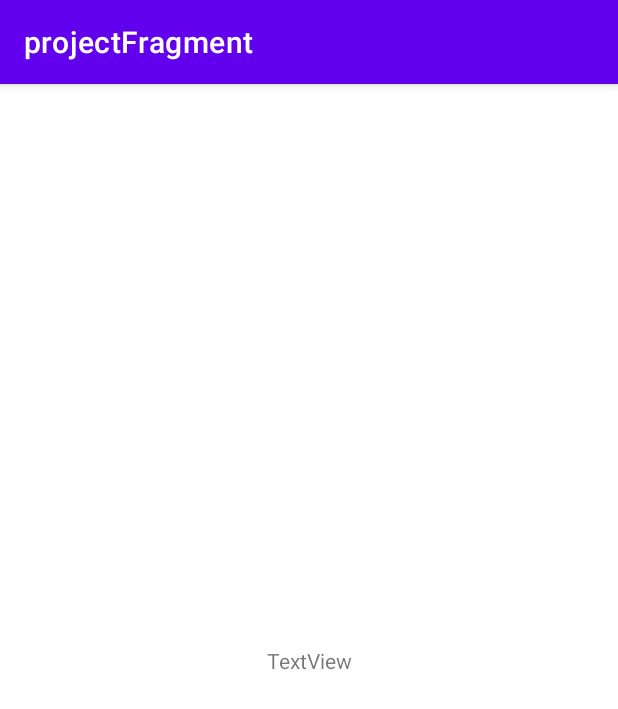
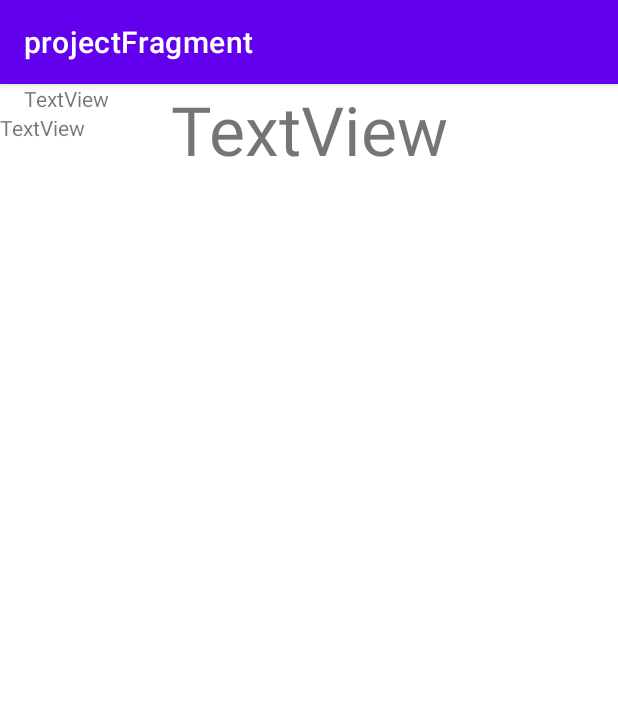
Before and after one commit to singard/EtrianWiki, an Android app: the JobDetailActivity screen opened directly, with no data from a screen before it, on a phone screen of 412 x 824 dp. Shown: the top 709 px of the screen. Run offline under Robolectric (Android 15) with nearby library versions, the phone set to English and light mode, and no system bars; 1 statement that could not run was skipped.

Commit message:
detaill design base

```diff
--- a/app/src/main/java/com/ynov/projectfragment/JobDetailActivity.kt
+++ b/app/src/main/java/com/ynov/projectfragment/JobDetailActivity.kt
@@ -2,16 +2,43 @@ package com.ynov.projectfragment
 
 import android.os.Bundle
 import android.util.Log
+import android.view.View
+import android.widget.TextView
 import androidx.appcompat.app.AppCompatActivity
+import com.ynov.projectfragment.model.CharacterClass
 
 class JobDetailActivity : AppCompatActivity(){
+    private lateinit var textViewName: TextView
+    private lateinit var textViewProfile: TextView
+    private lateinit var textViewStrengths: TextView
 
     override fun onCreate(savedInstanceState: Bundle?) {
         super.onCreate(savedInstanceState)
         setContentView(R.layout.activity_job_detail)
 
+        textViewName = findViewById(R.id.textViewName)
+        textViewProfile = findViewById(R.id.textViewProfil)
+        textViewStrengths = findViewById(R.id.textViewStrengths)
+
         val characterClass = intent.getSerializableExtra("characterClass")
         Log.i("test",characterClass.toString())
+
+        if (characterClass is CharacterClass) {
+            val characterClass = characterClass
+
+            textViewName.text = characterClass.name
+            textViewProfile.text = characterClass.profile
+            textViewStrengths.text = characterClass.strengths
+
+        } else {
+            Log.w("test","not characterClass object")
+        }
+
+
+
+
+
+
 
 
 
--- a/app/src/main/res/layout/activity_job_detail.xml
+++ b/app/src/main/res/layout/activity_job_detail.xml
@@ -5,13 +5,36 @@
     android:layout_width="match_parent"
     android:layout_height="match_parent">
 
+
+
     <TextView
         android:id="@+id/textViewName"
         android:layout_width="wrap_content"
         android:layout_height="wrap_content"
         android:text="TextView"
-        app:layout_constraintBottom_toBottomOf="parent"
+        android:textSize="45sp"
         app:layout_constraintEnd_toEndOf="parent"
         app:layout_constraintStart_toStartOf="parent"
-        app:layout_constraintTop_toTopOf="parent" />
+        tools:layout_editor_absoluteY="4dp" />
+
+    <TextView
+        android:id="@+id/textViewProfil"
+        android:layout_width="wrap_content"
+        android:layout_height="wrap_content"
+        android:text="TextView"
+        app:layout_constraintEnd_toEndOf="parent"
+        app:layout_constraintHorizontal_bias="0.045"
+        app:layout_constraintStart_toStartOf="parent"
+        tools:layout_editor_absoluteY="94dp" />
+
+    <TextView
+        android:id="@+id/textViewStrengths"
+        android:layout_width="wrap_content"
+        android:layout_height="wrap_content"
+        android:text="TextView"
+        app:layout_constraintBottom_toBottomOf="parent"
+        app:layout_constraintTop_toBottomOf="@+id/textViewProfil"
+        app:layout_constraintVertical_bias="0.0"
+        tools:layout_editor_absoluteX="16dp" />
+
 </androidx.constraintlayout.widget.ConstraintLayout>
```
Also changed, not shown: app/src/main/res/layout/personnage_layout.xml (+8 -7 lines).
